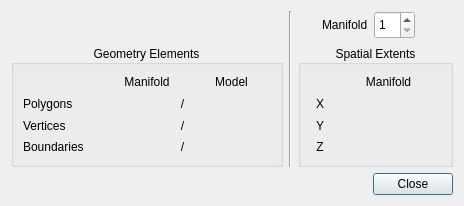
Before: the Qt Designer form forms/MeshInfoDialog.ui in frontiersi/FaceTools, drawn with Qt 5.
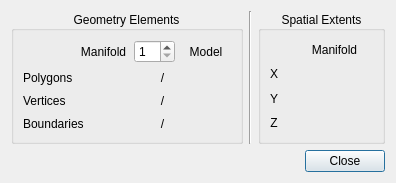
After: the same form once the commit is applied.

Diff of the .ui file:
```diff
--- a/forms/MeshInfoDialog.ui
+++ b/forms/MeshInfoDialog.ui
@@ -6,8 +6,8 @@
    <rect>
     <x>0</x>
     <y>0</y>
-    <width>464</width>
-    <height>206</height>
+    <width>395</width>
+    <height>183</height>
    </rect>
   </property>
   <property name="sizePolicy">
@@ -25,138 +25,23 @@
   <property name="windowTitle">
    <string>Dialog</string>
   </property>
-  <layout class="QVBoxLayout" name="verticalLayout_5">
+  <layout class="QVBoxLayout" name="verticalLayout_3">
    <item>
-    <layout class="QHBoxLayout" name="horizontalLayout_10" stretch="7,0,4">
+    <layout class="QHBoxLayout" name="horizontalLayout">
      <item>
-      <layout class="QVBoxLayout" name="verticalLayout_4" stretch="0,1">
-       <item>
-        <layout class="QHBoxLayout" name="horizontalLayout_11">
-         <item>
-          <spacer name="horizontalSpacer_4">
-           <property name="orientation">
-            <enum>Qt::Horizontal</enum>
-           </property>
-           <property name="sizeHint" stdset="0">
-            <size>
-             <width>40</width>
-             <height>28</height>
-            </size>
-           </property>
-          </spacer>
-         </item>
-         <item>
-          <widget class="QLabel" name="textureMappedLabel">
+      <widget class="QGroupBox" name="geometryGroupBox">
            <property name="sizePolicy">
             <sizepolicy hsizetype="Preferred" vsizetype="Preferred">
-             <horstretch>1</horstretch>
+         <horstretch>0</horstretch>
              <verstretch>0</verstretch>
             </sizepolicy>
            </property>
-           <property name="palette">
-            <palette>
-             <active>
-              <colorrole role="Text">
-               <brush brushstyle="SolidPattern">
-                <color alpha="255">
-                 <red>204</red>
-                 <green>0</green>
-                 <blue>0</blue>
-                </color>
-               </brush>
-              </colorrole>
-              <colorrole role="PlaceholderText">
-               <brush brushstyle="SolidPattern">
-                <color alpha="128">
-                 <red>204</red>
-                 <green>0</green>
-                 <blue>0</blue>
-                </color>
-               </brush>
-              </colorrole>
-             </active>
-             <inactive>
-              <colorrole role="Text">
-               <brush brushstyle="SolidPattern">
-                <color alpha="255">
-                 <red>204</red>
-                 <green>0</green>
-                 <blue>0</blue>
-                </color>
-               </brush>
-              </colorrole>
-              <colorrole role="PlaceholderText">
-               <brush brushstyle="SolidPattern">
-                <color alpha="128">
-                 <red>204</red>
-                 <green>0</green>
-                 <blue>0</blue>
-                </color>
-               </brush>
-              </colorrole>
-             </inactive>
-             <disabled>
-              <colorrole role="Text">
-               <brush brushstyle="SolidPattern">
-                <color alpha="96">
-                 <red>164</red>
-                 <green>166</green>
-                 <blue>168</blue>
-                </color>
-               </brush>
-              </colorrole>
-              <colorrole role="PlaceholderText">
-               <brush brushstyle="SolidPattern">
-                <color alpha="128">
-                 <red>208</red>
-                 <green>208</green>
-                 <blue>208</blue>
-                </color>
-               </brush>
-              </colorrole>
-             </disabled>
-            </palette>
-           </property>
            <property name="font">
             <font>
-             <weight>75</weight>
-             <bold>true</bold>
-            </font>
-           </property>
-           <property name="frameShape">
-            <enum>QFrame::NoFrame</enum>
-           </property>
-           <property name="text">
-            <string/>
-           </property>
-           <property name="alignment">
-            <set>Qt::AlignCenter</set>
-           </property>
-          </widget>
-         </item>
-         <item>
-          <spacer name="horizontalSpacer_3">
-           <property name="orientation">
-            <enum>Qt::Horizontal</enum>
-           </property>
-           <property name="sizeHint" stdset="0">
-            <size>
-             <width>40</width>
-             <height>28</height>
-            </size>
-           </property>
-          </spacer>
-         </item>
-        </layout>
-       </item>
-       <item>
-        <widget class="QGroupBox" name="geometryGroupBox">
-         <property name="sizePolicy">
-          <sizepolicy hsizetype="Preferred" vsizetype="Preferred">
-           <horstretch>0</horstretch>
-           <verstretch>0</verstretch>
-          </sizepolicy>
-         </property>
+         <weight>50</weight>
+         <bold>false</bold>
+        </font>
+       </property>
          <property name="title">
           <string>Geometry Elements</string>
          </property>
@@ -186,6 +71,40 @@
               </property>
              </widget>
             </item>
+          <item>
+           <widget class="QSpinBox" name="manifoldSpinBox">
+            <property name="sizePolicy">
+             <sizepolicy hsizetype="Minimum" vsizetype="Preferred">
+              <horstretch>0</horstretch>
+              <verstretch>0</verstretch>
+             </sizepolicy>
+            </property>
+            <property name="minimumSize">
+             <size>
+              <width>41</width>
+              <height>0</height>
+             </size>
+            </property>
+            <property name="maximumSize">
+             <size>
+              <width>41</width>
+              <height>16777215</height>
+             </size>
+            </property>
+            <property name="keyboardTracking">
+             <bool>true</bool>
+            </property>
+            <property name="minimum">
+             <number>1</number>
+            </property>
+            <property name="maximum">
+             <number>99</number>
+            </property>
+            <property name="value">
+             <number>1</number>
+            </property>
+           </widget>
+          </item>
             <item>
              <widget class="QLabel" name="label_10">
               <property name="frameShape">
@@ -441,8 +360,6 @@
          </layout>
         </widget>
        </item>
-      </layout>
-     </item>
      <item>
       <widget class="Line" name="line">
        <property name="orientation">
@@ -451,101 +368,6 @@
       </widget>
      </item>
      <item>
-      <layout class="QVBoxLayout" name="verticalLayout_3" stretch="0,1">
-       <item>
-        <layout class="QHBoxLayout" name="horizontalLayout">
-         <item>
-          <spacer name="horizontalSpacer">
-           <property name="orientation">
-            <enum>Qt::Horizontal</enum>
-           </property>
-           <property name="sizeHint" stdset="0">
-            <size>
-             <width>40</width>
-             <height>28</height>
-            </size>
-           </property>
-          </spacer>
-         </item>
-         <item>
-          <widget class="QLabel" name="label_2">
-           <property name="sizePolicy">
-            <sizepolicy hsizetype="Preferred" vsizetype="Preferred">
-             <horstretch>0</horstretch>
-             <verstretch>0</verstretch>
-            </sizepolicy>
-           </property>
-           <property name="text">
-            <string>Manifold</string>
-           </property>
-          </widget>
-         </item>
-         <item>
-          <widget class="QSpinBox" name="manifoldSpinBox">
-           <property name="sizePolicy">
-            <sizepolicy hsizetype="Minimum" vsizetype="Preferred">
-             <horstretch>0</horstretch>
-             <verstretch>0</verstretch>
-            </sizepolicy>
-           </property>
-           <property name="minimumSize">
-            <size>
-             <width>41</width>
-             <height>0</height>
-            </size>
-           </property>
-           <property name="maximumSize">
-            <size>
-             <width>41</width>
-             <height>16777215</height>
-            </size>
-           </property>
-           <property name="keyboardTracking">
-            <bool>true</bool>
-           </property>
-           <property name="minimum">
-            <number>1</number>
-           </property>
-           <property name="maximum">
-            <number>99</number>
-           </property>
-           <property name="value">
-            <number>1</number>
-           </property>
-          </widget>
-         </item>
-         <item>
-          <widget class="QLabel" name="maxManifoldsLabel">
-           <property name="sizePolicy">
-            <sizepolicy hsizetype="Preferred" vsizetype="Preferred">
-             <horstretch>1</horstretch>
-             <verstretch>0</verstretch>
-            </sizepolicy>
-           </property>
-           <property name="frameShape">
-            <enum>QFrame::NoFrame</enum>
-           </property>
-           <property name="text">
-            <string/>
-           </property>
-          </widget>
-         </item>
-         <item>
-          <spacer name="horizontalSpacer_2">
-           <property name="orientation">
-            <enum>Qt::Horizontal</enum>
-           </property>
-           <property name="sizeHint" stdset="0">
-            <size>
-             <width>40</width>
-             <height>28</height>
-            </size>
-           </property>
-          </spacer>
-         </item>
-        </layout>
-       </item>
-       <item>
         <widget class="QGroupBox" name="spatialGroupBox">
          <property name="sizePolicy">
           <sizepolicy hsizetype="Preferred" vsizetype="Preferred">
@@ -709,8 +531,6 @@
           </item>
          </layout>
         </widget>
-       </item>
-      </layout>
      </item>
     </layout>
    </item>
```
Lines whose indentation alone changed are shown as unchanged.
